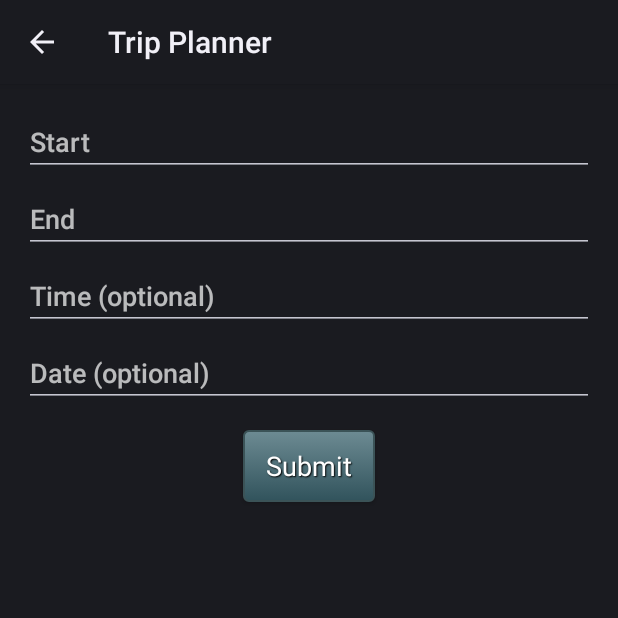
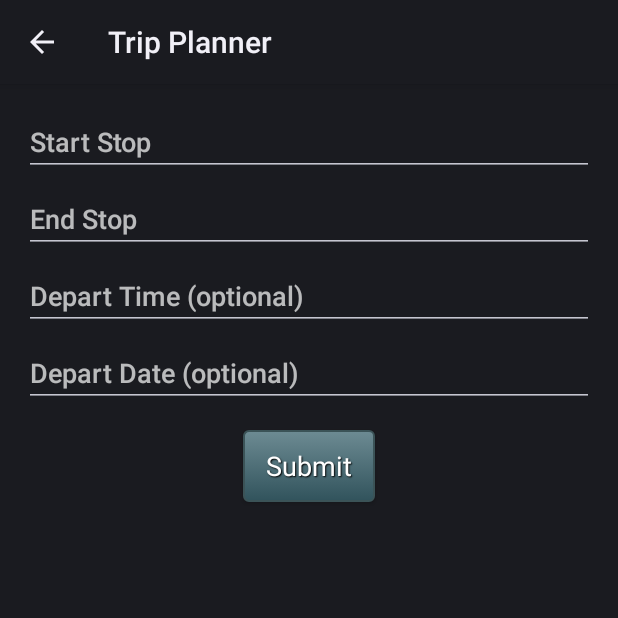
Before and after one commit to manansaraf/bus_plan, an Android app: the TripPlannerActivity screen opened directly, with no data from a screen before it, on a phone screen of 412 x 824 dp, the top half of it. Run offline under Robolectric (Android 15) with nearby library versions, the phone set to English and light mode, and no system bars; network calls fail.

Commit message:
added help messages to scheduler and statistics page, changed hint text in trip planner

```diff
--- a/BusPathPrototype/app/src/main/java/com/davidtoh/helloworld/core_activities/BusStopStatisticsActivity.java
+++ b/BusPathPrototype/app/src/main/java/com/davidtoh/helloworld/core_activities/BusStopStatisticsActivity.java
@@ -268,6 +268,10 @@ public class BusStopStatisticsActivity extends Activity {
 				finish();
 				startActivity(getIntent());
 				return true;
+			case R.id.action_help:
+				Toast.makeText(getApplicationContext(), "Click a stop to view the route shape",
+						Toast.LENGTH_LONG).show();
+				return true;
 			default:
 				return super.onOptionsItemSelected(item);
 		}
--- a/BusPathPrototype/app/src/main/java/com/davidtoh/helloworld/core_activities/SchedulerActivity.java
+++ b/BusPathPrototype/app/src/main/java/com/davidtoh/helloworld/core_activities/SchedulerActivity.java
@@ -111,6 +111,10 @@ public class SchedulerActivity extends Activity implements AdapterView.OnItemCli
 			case R.id.action_settings:
 				//openSettings();
 				return true;
+			case R.id.action_help:
+				Toast.makeText(getApplicationContext(), "Click a reminder to edit it, and click " +
+								"and hold a reminder to delete it", Toast.LENGTH_LONG).show();
+				return true;
 			default:
 				return super.onOptionsItemSelected(item);
 		}
--- a/BusPathPrototype/app/src/main/res/layout/trip_planner.xml
+++ b/BusPathPrototype/app/src/main/res/layout/trip_planner.xml
@@ -37,7 +37,7 @@
         android:inputType="datetime"
         android:ems="10"
         android:id="@+id/time"
-        android:hint="Time (optional)"
+        android:hint="Depart Time (optional)"
         android:paddingTop="16dp"
         android:layout_below="@+id/endDest"
         android:onClick="showTimePickerDialog"
@@ -49,7 +49,7 @@
         android:inputType="datetime"
         android:ems="10"
         android:id="@+id/date"
-        android:hint="Date (optional)"
+        android:hint="Depart Date (optional)"
         android:paddingTop="16dp"
         android:layout_below="@+id/time"
         android:layout_centerHorizontal="true"
--- a/BusPathPrototype/app/src/main/res/menu/menu_scheduler.xml
+++ b/BusPathPrototype/app/src/main/res/menu/menu_scheduler.xml
@@ -7,4 +7,9 @@
         android:title="@string/action_settings"
         android:orderInCategory="100"
         app:showAsAction="never"/>
+    <item
+        android:id="@+id/action_help"
+        android:title="@string/action_help"
+        android:orderInCategory="100"
+        app:showAsAction="never"/>
 </menu>
--- a/BusPathPrototype/app/src/main/res/menu/menu_stats.xml
+++ b/BusPathPrototype/app/src/main/res/menu/menu_stats.xml
@@ -21,4 +21,9 @@
         android:title="@string/action_settings"
         android:orderInCategory="100"
         app:showAsAction="never"/>
+    <item
+        android:id="@+id/action_help"
+        android:title="@string/action_help"
+        android:orderInCategory="100"
+        app:showAsAction="never"/>
 </menu>
--- a/BusPathPrototype/app/src/main/res/values/strings.xml
+++ b/BusPathPrototype/app/src/main/res/values/strings.xml
@@ -3,6 +3,7 @@
 
     <string name="app_name">Bus Plan</string>
     <string name="hello_world">Hello world!</string>
+    <string name="action_help">Help</string>
     <string name="action_settings">Settings</string>
     <string name="action_search">Search</string>
     <string name="action_favorite">Favorite</string>
@@ -18,8 +19,8 @@
     <string name="button_schedule">Scheduler</string>
     <string name="search_hint">Search bus stops</string>
     <string name="button_alarm">Set an alarm</string>
-    <string name="Start">Start</string>
-    <string name="End">End</string>
+    <string name="Start">Start Stop</string>
+    <string name="End">End Stop</string>
     <string name="Dest">Destination</string>
     <string name="Arrive">Arrive Time</string>
     <string name="apiKey">a6030286b6ed4d609f2178e7cc5a17c9</string>
```
Also changed, not shown: BusPathPrototype/app/src/main/java/com/davidtoh/helloworld/core_activities/TripPlannerActivity.java (+0 -17 lines).
